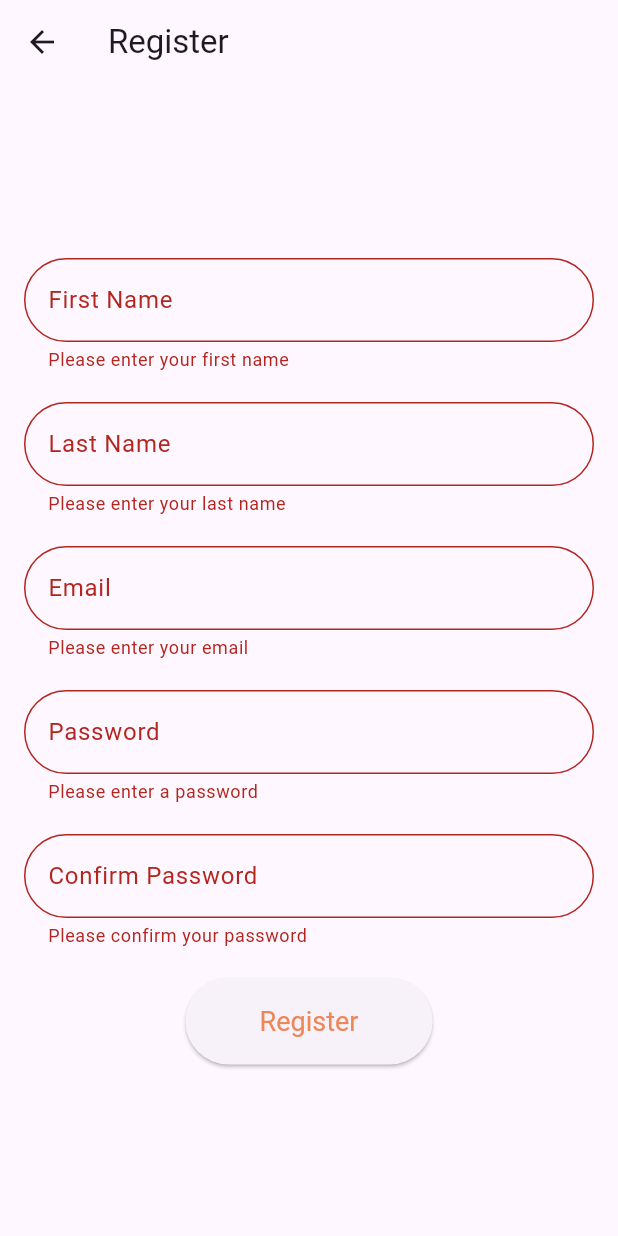
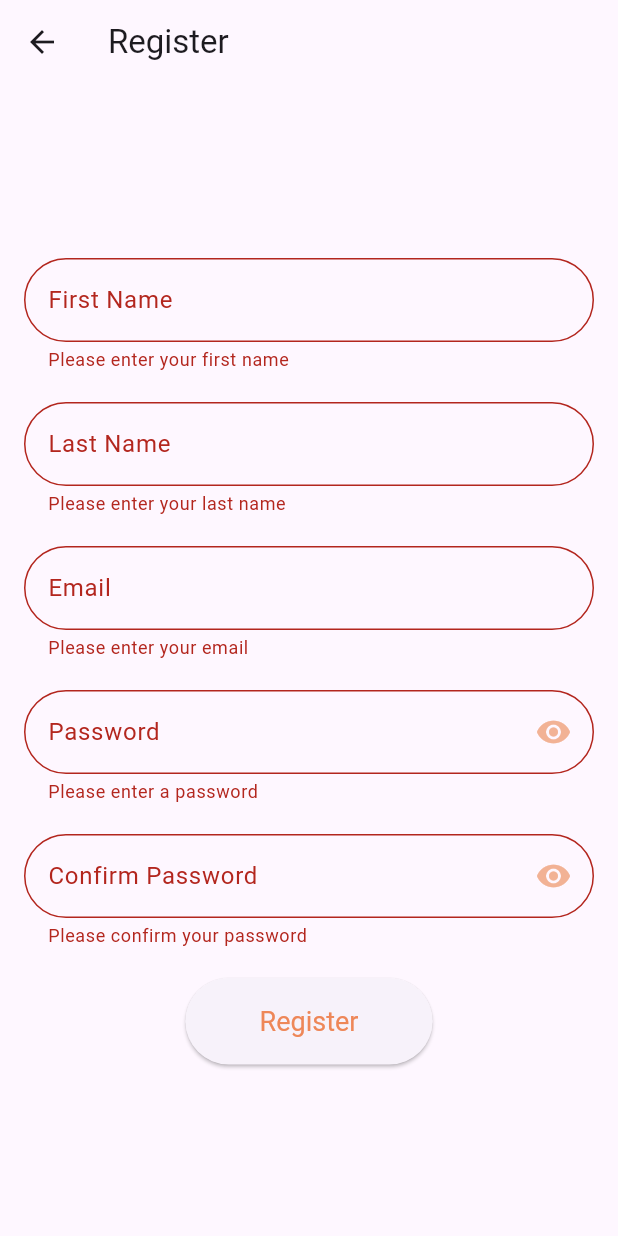
Before and after one commit to Nathan-Augustinov/ITFest, a Flutter app: the RegisterScreen screen opened directly, after a tap on "Register", on a phone screen of 412 x 824 dp. Run offline on Flutter 3.47's test engine with Material 3 defaults, Android fonts, the phone set to English and light mode, and no system bars; our stand-ins replace cloud_firestore, email_validator, firebase_auth, firebase_core, google_sign_in; accounts and stored records are empty; Roboto replaces fonts that are missing (Montserrat).

Commit message:
Email validation and password fields text showing on button press features created

```diff
--- a/lib/screens/authentication/register_screen.dart
+++ b/lib/screens/authentication/register_screen.dart
@@ -1,16 +1,27 @@
 import 'package:cloud_firestore/cloud_firestore.dart';
+import 'package:email_validator/email_validator.dart';
 import 'package:firebase_auth/firebase_auth.dart';
 import 'package:flutter/material.dart';
 import 'package:it_fest/screens/authentication/login_screen.dart';
 import 'package:it_fest/constants/app_colors.dart';
 
-class RegisterScreen extends StatelessWidget {
+class RegisterScreen extends StatefulWidget {
+  const RegisterScreen({Key? key}) : super(key: key);
+
+  @override
+  State<RegisterScreen> createState() => _RegisterScreenState();
+}
+
+class _RegisterScreenState extends State<RegisterScreen> {
   final _formKey = GlobalKey<FormState>();
   final _nameController = TextEditingController();
   final _surnameController = TextEditingController();
   final _emailController = TextEditingController();
   final _passwordController = TextEditingController();
   final _confirmPasswordController = TextEditingController();
+
+  bool _passwordObscureText = true;
+  bool _confirmPasswordObscureText = true;
 
   @override
   Widget build(BuildContext context) {
@@ -36,11 +47,6 @@ class RegisterScreen extends StatelessWidget {
                             return 'Please enter your first name';
                           }
                           return null;
-                        },
-                        onChanged: (value) {
-                          // setState(() {
-                          //   _firstname = value.trim();
-                          // });
                         },
                         decoration: InputDecoration(
                           // hintText: AppLocalizations.of(context).first_name,
@@ -68,11 +74,6 @@ class RegisterScreen extends StatelessWidget {
                           }
                           return null;
                         },
-                        onChanged: (value) {
-                          // setState(() {
-                          //   _firstname = value.trim();
-                          // });
-                        },
                         decoration: InputDecoration(
                           // hintText: AppLocalizations.of(context).first_name,
                           labelText: 'Last Name',
@@ -99,11 +100,6 @@ class RegisterScreen extends StatelessWidget {
                           }
                           return null;
                         },
-                        onChanged: (value) {
-                          // setState(() {
-                          //   _firstname = value.trim();
-                          // });
-                        },
                         decoration: InputDecoration(
                           // hintText: AppLocalizations.of(context).first_name,
                           labelText: 'Email',
@@ -124,7 +120,7 @@ class RegisterScreen extends StatelessWidget {
                       ),
                       TextFormField(
                         controller: _passwordController,
-                        obscureText: true,
+                        obscureText: _passwordObscureText,
                         validator: (value) {
                           if (value!.isEmpty) {
                             return 'Please enter a password';
@@ -134,16 +130,28 @@ class RegisterScreen extends StatelessWidget {
                           }
                           return null;
                         },
-                        onChanged: (value) {
-                          // setState(() {
-                          //   _firstname = value.trim();
-                          // });
-                        },
                         decoration: InputDecoration(
                           // hintText: AppLocalizations.of(context).first_name,
                           labelText: 'Password',
                           border: OutlineInputBorder(
                             borderRadius: BorderRadius.circular(35),
+                          ),
+                          suffixIcon: Padding(
+                              padding:  const EdgeInsets.all(15.0),
+                              child: InkWell(
+                                onTap: () {
+                                  setState(() {
+                                    _passwordObscureText = !_passwordObscureText;
+                                  });
+                                },
+                                child: _passwordObscureText
+                                    ? const Icon(Icons.visibility,
+                                        color: AppColors.pink)
+                                    : const Icon(
+                                        Icons.visibility_off,
+                                        color: AppColors.yellow,
+                                      ),
+                              ),
                             ),
                           focusColor: AppColors.orange,
                           focusedBorder: OutlineInputBorder(
@@ -159,7 +167,7 @@ class RegisterScreen extends StatelessWidget {
                       ),
                       TextFormField(
                         controller: _confirmPasswordController,
-                        obscureText: true,
+                        obscureText: _confirmPasswordObscureText,
                         validator: (value) {
                           if (value!.isEmpty) {
                             return 'Please confirm your password';
@@ -169,16 +177,28 @@ class RegisterScreen extends StatelessWidget {
                           }
                           return null;
                         },
-                        onChanged: (value) {
-                          // setState(() {
-                          //   _firstname = value.trim();
-                          // });
-                        },
                         decoration: InputDecoration(
                           // hintText: AppLocalizations.of(context).first_name,
                           labelText: 'Confirm Password',
                           border: OutlineInputBorder(
                             borderRadius: BorderRadius.circular(35),
+                          ),
+                          suffixIcon: Padding(
+                              padding:  const EdgeInsets.all(15.0),
+                              child: InkWell(
+                                onTap: () {
+                                  setState(() {
+                                    _confirmPasswordObscureText = !_confirmPasswordObscureText;
+                                  });
+                                },
+                                child: _confirmPasswordObscureText
+                                    ? const Icon(Icons.visibility,
+                                        color: AppColors.pink)
+                                    : const Icon(
+                                        Icons.visibility_off,
+                                        color: AppColors.yellow,
+                                      ),
+                              ),
                             ),
                           focusColor: AppColors.orange,
                           focusedBorder: OutlineInputBorder(
@@ -198,7 +218,8 @@ class RegisterScreen extends StatelessWidget {
                           child: ElevatedButton(
                             style: ElevatedButton.styleFrom(
                               textStyle: const TextStyle(fontSize: 18),
-                                  minimumSize: Size.fromWidth(MediaQuery.of(context).size.width * 0.4),
+                              minimumSize: Size.fromWidth(
+                                  MediaQuery.of(context).size.width * 0.4),
                               foregroundColor: AppColors.orange,
                               shape: const RoundedRectangleBorder(
                                 borderRadius: BorderRadius.all(
@@ -215,17 +236,32 @@ class RegisterScreen extends StatelessWidget {
                               ),
                             ),
                             onPressed: () {
+                              bool emailIsValid = EmailValidator.validate(
+                                  _emailController.text);
                               if (_formKey.currentState!.validate()) {
-                                    addUserToDatabase(_nameController.text,
-                                        _surnameController.text, _emailController.text);
+                                if(emailIsValid == false){
+                                    ScaffoldMessenger.of(context).showSnackBar(
+                                      const SnackBar(
+                                        content: Text(
+                                            'Please enter a valid email'),
+                                      ),
+                                    );
+                                  }
+                                  else{
+                                    addUserToDatabase(
+                                      _nameController.text,
+                                      _surnameController.text,
+                                      _emailController.text);
                                     Navigator.pushReplacement(
-                                      context,
-                                      MaterialPageRoute(
-                                          builder: (context) => const LoginScreen()),
+                                      context,MaterialPageRoute(
+                                          builder: (context) =>
+                                              const LoginScreen()),
                                     );
-                                }},
+                                  }
+
+                              }
+                            },
                           ),
-
                         ),
                       ),
                     ],
--- a/lib/screens/start_page.dart
+++ b/lib/screens/start_page.dart
@@ -7,15 +7,15 @@ class StartPage extends StatelessWidget {
   Widget build(BuildContext context) {
     return Scaffold(
       appBar: AppBar(
-        title: Text('Start Page'),
+        title: const Text('Start Page'),
       ),
       body: Center(
         child: Column(
           mainAxisAlignment: MainAxisAlignment.center,
           children: [
-            const Text(
+            Text(
               'Welcome to the Start Page!',
-              style: TextStyle(fontSize: 24),
+              style: const TextStyle(fontSize: 24),
             ),
             SizedBox(height: 16),
             ElevatedButton(
--- a/pubspec.yaml
+++ b/pubspec.yaml
@@ -39,6 +39,7 @@ dependencies:
   firebase_auth: ^4.17.8
   google_sign_in: ^6.2.1
   cloud_firestore: ^4.15.8
+  email_validator: ^2.1.17
 
 dev_dependencies:
   flutter_test:
```
Also changed, not shown: lib/screens/authentication/login_screen.dart (+19 -6 lines). Lines whose indentation alone changed are shown as unchanged.
